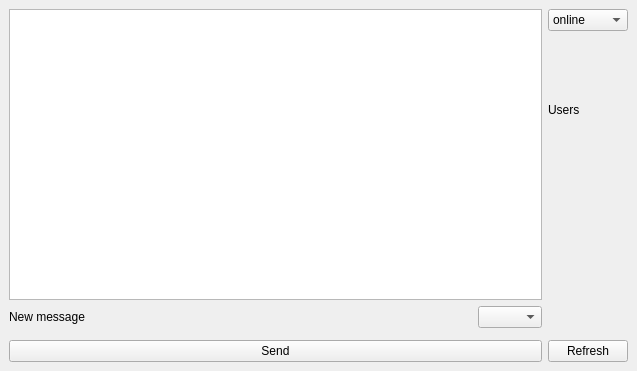
This is src/chatroom.ui in zuzuf/qtchat as Qt 5 draws it before an edit. The edited form follows.
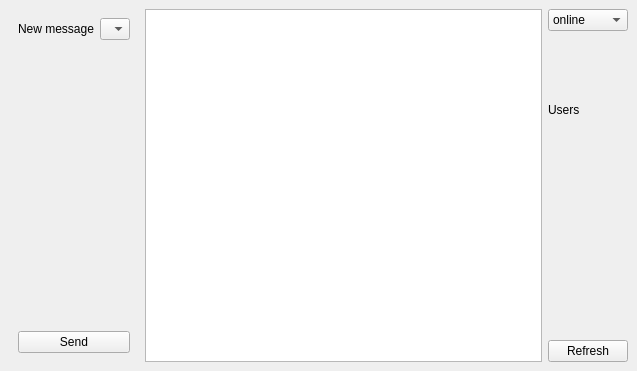
This is the edited form. Icons and pictures are not drawn.

Commit message: * added support for user details & avatar * ChatRoom teHistory and teNewMessage can now be sized with a QSplitter

What changed in the file:
```diff
--- a/src/chatroom.ui
+++ b/src/chatroom.ui
@@ -20,17 +20,8 @@
   <widget class="QWidget" name="dockWidgetContents">
    <layout class="QHBoxLayout" name="horizontalLayout">
     <item>
-     <layout class="QVBoxLayout" name="verticalLayout">
-      <item>
-       <widget class="QTextEdit" name="teHistory">
-        <property name="lineWrapMode">
-         <enum>QTextEdit::NoWrap</enum>
-        </property>
-        <property name="readOnly">
-         <bool>true</bool>
-        </property>
-       </widget>
-      </item>
+     <widget class="QWidget" name="wNewMessage" native="true">
+      <layout class="QVBoxLayout" name="verticalLayout_2">
       <item>
        <layout class="QHBoxLayout" name="horizontalLayout_2">
         <item>
@@ -171,12 +162,6 @@
       </item>
       <item>
        <widget class="QFrame" name="frmNewMessage">
-        <property name="maximumSize">
-         <size>
-          <width>16777215</width>
-          <height>300</height>
-         </size>
-        </property>
         <property name="frameShape">
          <enum>QFrame::NoFrame</enum>
         </property>
@@ -200,6 +185,17 @@
        </widget>
       </item>
      </layout>
+     </widget>
+    </item>
+    <item>
+     <widget class="QTextEdit" name="teHistory">
+      <property name="lineWrapMode">
+       <enum>QTextEdit::NoWrap</enum>
+      </property>
+      <property name="readOnly">
+       <bool>true</bool>
+      </property>
+     </widget>
     </item>
     <item>
      <layout class="QVBoxLayout" name="vlUsers">
```
Lines whose indentation alone changed are shown as unchanged. The commit also changes 12 other files.
